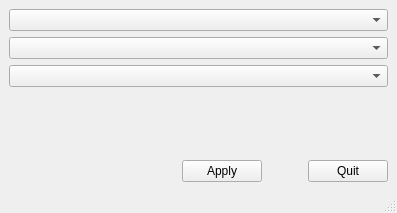
Before: the Qt Designer form designer/ui_colorStyleSetup.ui in neutrons/addie, drawn with Qt 5.
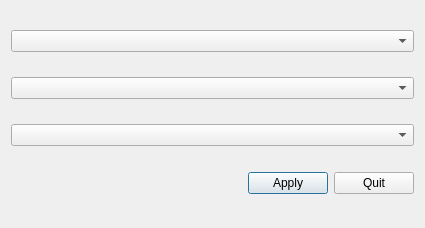
After: the same form once the commit is applied.

```diff
--- a/designer/ui_colorStyleSetup.ui
+++ b/designer/ui_colorStyleSetup.ui
@@ -1,81 +1,49 @@
 <?xml version="1.0" encoding="UTF-8"?>
 <ui version="4.0">
- <class>MainWindow</class>
- <widget class="QMainWindow" name="MainWindow">
+ <class>Dialog</class>
+ <widget class="QDialog" name="Dialog">
   <property name="geometry">
    <rect>
     <x>0</x>
     <y>0</y>
-    <width>397</width>
-    <height>213</height>
+    <width>425</width>
+    <height>228</height>
    </rect>
   </property>
   <property name="windowTitle">
    <string>MainWindow</string>
   </property>
-  <widget class="QWidget" name="centralwidget">
-   <layout class="QVBoxLayout" name="verticalLayout">
-    <item>
+  <layout class="QGridLayout" name="gridLayout">
+   <item row="0" column="0" colspan="3">
      <widget class="QComboBox" name="comboBox_lines"/>
     </item>
-    <item>
+   <item row="1" column="0" colspan="3">
      <widget class="QComboBox" name="comboBox_color"/>
     </item>
-    <item>
+   <item row="2" column="0" colspan="3">
      <widget class="QComboBox" name="comboBox_style"/>
     </item>
-    <item>
-     <spacer name="verticalSpacer">
-      <property name="orientation">
-       <enum>Qt::Vertical</enum>
-      </property>
-      <property name="sizeHint" stdset="0">
-       <size>
-        <width>20</width>
-        <height>40</height>
-       </size>
-      </property>
-     </spacer>
-    </item>
-    <item>
-     <layout class="QHBoxLayout" name="horizontalLayout">
-      <item>
+   <item row="3" column="0">
        <spacer name="horizontalSpacer">
         <property name="orientation">
          <enum>Qt::Horizontal</enum>
         </property>
         <property name="sizeHint" stdset="0">
          <size>
-          <width>40</width>
-          <height>20</height>
+       <width>222</width>
+       <height>24</height>
          </size>
         </property>
        </spacer>
       </item>
-      <item>
+   <item row="3" column="1">
        <widget class="QPushButton" name="pushButton_apply">
         <property name="text">
          <string>Apply</string>
         </property>
        </widget>
       </item>
-      <item>
-       <spacer name="horizontalSpacer_2">
-        <property name="orientation">
-         <enum>Qt::Horizontal</enum>
-        </property>
-        <property name="sizeType">
-         <enum>QSizePolicy::Preferred</enum>
-        </property>
-        <property name="sizeHint" stdset="0">
-         <size>
-          <width>40</width>
-          <height>20</height>
-         </size>
-        </property>
-       </spacer>
-      </item>
-      <item>
+   <item row="3" column="2">
        <widget class="QPushButton" name="pushButton_quit">
         <property name="text">
          <string>Quit</string>
@@ -83,20 +51,6 @@
        </widget>
       </item>
      </layout>
-    </item>
-   </layout>
-  </widget>
-  <widget class="QMenuBar" name="menubar">
-   <property name="geometry">
-    <rect>
-     <x>0</x>
-     <y>0</y>
-     <width>397</width>
-     <height>25</height>
-    </rect>
-   </property>
-  </widget>
-  <widget class="QStatusBar" name="statusbar"/>
  </widget>
  <resources/>
  <connections/>
```
Left out of the diff: 2 changed lines with no effect on the pictures. Lines whose indentation alone changed are shown as unchanged.
